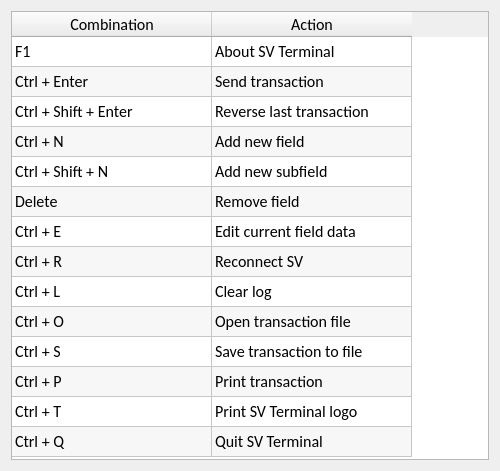
The window that common/gui/forms/hotkeys.ui (FedorIvanov37/sv-terminal) describes before a commit, drawn with Qt 5.
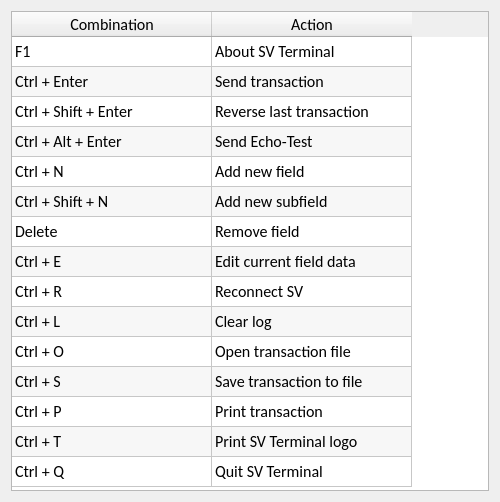
The same window after the commit.

```diff
--- a/common/gui/forms/hotkeys.ui
+++ b/common/gui/forms/hotkeys.ui
@@ -7,7 +7,7 @@
     <x>0</x>
     <y>0</y>
     <width>500</width>
-    <height>471</height>
+    <height>502</height>
    </rect>
   </property>
   <property name="sizePolicy">
@@ -19,13 +19,13 @@
   <property name="minimumSize">
    <size>
     <width>500</width>
-    <height>471</height>
+    <height>502</height>
    </size>
   </property>
   <property name="maximumSize">
    <size>
     <width>500</width>
-    <height>471</height>
+    <height>502</height>
    </size>
   </property>
   <property name="windowTitle">
@@ -109,6 +109,11 @@
        <string>Ctrl + Shift + Enter</string>
       </property>
      </row>
+     <row>
+      <property name="text">
+       <string>Ctrl + Alt + Enter</string>
+      </property>
+     </row>
      <row>
       <property name="text">
        <string>Ctrl + N</string>
@@ -206,110 +211,120 @@
      </item>
      <item row="3" column="0">
       <property name="text">
-       <string>Ctrl + N</string>
+       <string>Ctrl + Alt + Enter</string>
       </property>
      </item>
      <item row="3" column="1">
       <property name="text">
-       <string>Add new field</string>
+       <string>Send Echo-Test</string>
       </property>
      </item>
      <item row="4" column="0">
       <property name="text">
-       <string>Ctrl + Shift + N</string>
+       <string>Ctrl + N</string>
       </property>
      </item>
      <item row="4" column="1">
       <property name="text">
-       <string>Add new subfield </string>
+       <string>Add new field</string>
       </property>
      </item>
      <item row="5" column="0">
       <property name="text">
-       <string>Delete</string>
+       <string>Ctrl + Shift + N</string>
       </property>
      </item>
      <item row="5" column="1">
       <property name="text">
-       <string>Remove field</string>
+       <string>Add new subfield </string>
       </property>
      </item>
      <item row="6" column="0">
       <property name="text">
-       <string>Ctrl + E</string>
+       <string>Delete</string>
       </property>
      </item>
      <item row="6" column="1">
       <property name="text">
-       <string>Edit current field data</string>
+       <string>Remove field</string>
       </property>
      </item>
      <item row="7" column="0">
       <property name="text">
-       <string>Ctrl + R</string>
+       <string>Ctrl + E</string>
       </property>
      </item>
      <item row="7" column="1">
       <property name="text">
-       <string>Reconnect SV</string>
+       <string>Edit current field data</string>
       </property>
      </item>
      <item row="8" column="0">
       <property name="text">
-       <string>Ctrl + L</string>
+       <string>Ctrl + R</string>
       </property>
      </item>
      <item row="8" column="1">
       <property name="text">
-       <string>Clear log</string>
+       <string>Reconnect SV</string>
       </property>
      </item>
      <item row="9" column="0">
       <property name="text">
-       <string>Ctrl + O</string>
+       <string>Ctrl + L</string>
       </property>
      </item>
      <item row="9" column="1">
       <property name="text">
-       <string>Open transaction file</string>
+       <string>Clear log</string>
       </property>
      </item>
      <item row="10" column="0">
       <property name="text">
-       <string>Ctrl + S</string>
+       <string>Ctrl + O</string>
       </property>
      </item>
      <item row="10" column="1">
       <property name="text">
-       <string>Save transaction to file</string>
+       <string>Open transaction file</string>
       </property>
      </item>
      <item row="11" column="0">
       <property name="text">
-       <string>Ctrl + P</string>
+       <string>Ctrl + S</string>
       </property>
      </item>
      <item row="11" column="1">
       <property name="text">
-       <string>Print transaction</string>
+       <string>Save transaction to file</string>
       </property>
      </item>
      <item row="12" column="0">
       <property name="text">
-       <string>Ctrl + T</string>
+       <string>Ctrl + P</string>
       </property>
      </item>
      <item row="12" column="1">
       <property name="text">
-       <string>Print SV Terminal logo</string>
+       <string>Print transaction</string>
       </property>
      </item>
      <item row="13" column="0">
       <property name="text">
-       <string>Ctrl + Q</string>
+       <string>Ctrl + T</string>
       </property>
      </item>
      <item row="13" column="1">
+      <property name="text">
+       <string>Print SV Terminal logo</string>
+      </property>
+     </item>
+     <item row="14" column="0">
+      <property name="text">
+       <string>Ctrl + Q</string>
+      </property>
+     </item>
+     <item row="14" column="1">
       <property name="text">
        <string>Quit SV Terminal</string>
       </property>
```
